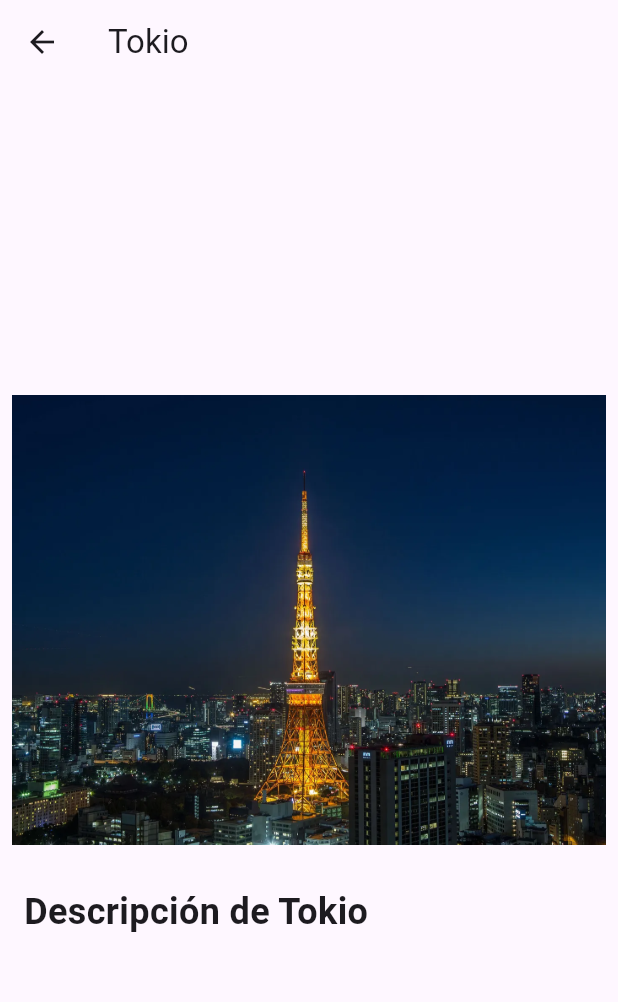
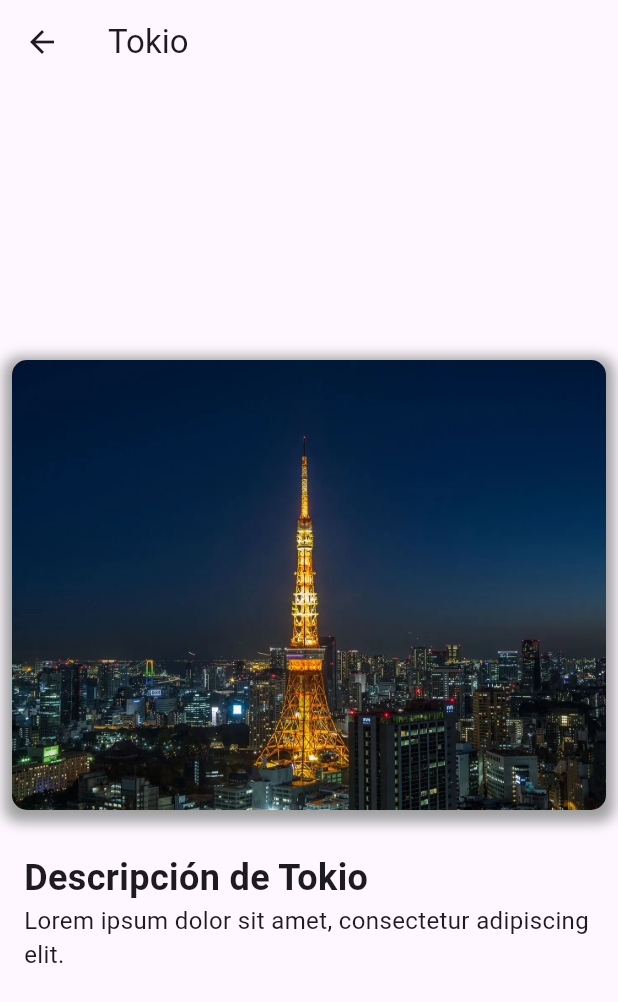
Before and after one commit to AlejandroArafi/App_de_viajes, a Flutter app: the screen it shows after launch, after a tap on "Tokio", on a phone screen of 412 x 824 dp. Shown: the top 1002 px of the screen. Run offline on Flutter 3.47's test engine with Material 3 defaults, Android fonts, the phone set to English and light mode, and no system bars.

Commit message:
iteracion de imagenes

```diff
--- a/lib/detalle_lugar.dart
+++ b/lib/detalle_lugar.dart
@@ -23,10 +23,19 @@ class DetalleLugarPage extends StatelessWidget {
               child: Container(
                 height: 300,
                 decoration: BoxDecoration(
+                  borderRadius: BorderRadius.circular(10),
                   image: DecorationImage(
                     image: AssetImage('assets/$imageName'),
                     fit: BoxFit.cover,
                   ),
+                  boxShadow: [
+                    BoxShadow(
+                      color: Colors.grey.withOpacity(1),
+                      spreadRadius: 5,
+                      blurRadius: 7,
+                      offset: Offset(0, 3), // changes position of shadow
+                    ),
+                  ],
                 ),
               ),
             ),
@@ -42,6 +51,15 @@ class DetalleLugarPage extends StatelessWidget {
               ),
             ),
           ),
+          const Padding(
+            padding: EdgeInsets.symmetric(horizontal: 16.0),
+            child: Text(
+              'Lorem ipsum dolor sit amet, consectetur adipiscing elit. ',
+              style: TextStyle(
+                fontSize: 16,
+              ),
+            ),
+          ),
         ],
       ),
     );
```
